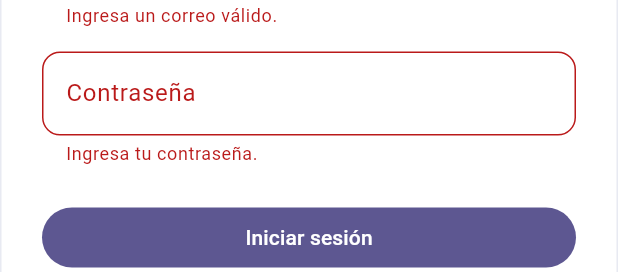
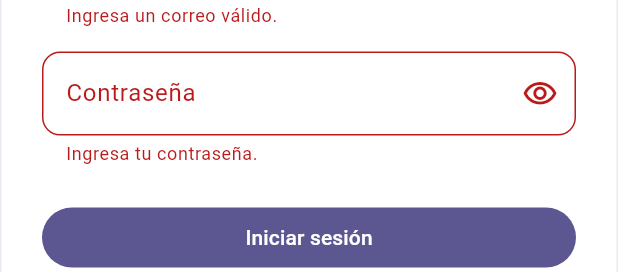
Before and after one commit to GuzmanAlv/Plataforma-Concilio-JNI, a Flutter app: the _LoginForm widget shown alone on an empty page, opened directly, after a tap on "Iniciar sesión", on a phone screen of 412 x 824 dp. Shown: the part 337-609 px from the top of the screen. Run offline on Flutter 3.47's test engine with Material 3 defaults, Android fonts, the phone set to English and light mode, and no system bars; our stand-ins replace fl_chart, flutter_riverpod, go_router, image_picker, supabase_flutter; accounts and stored records are empty.

Commit message:
feat: toggle password visibility on login

```diff
--- a/lib/features/auth/presentation/access_gate.dart
+++ b/lib/features/auth/presentation/access_gate.dart
@@ -45,6 +45,7 @@ class _LoginFormState extends ConsumerState<_LoginForm> {
   final _email = TextEditingController();
   final _password = TextEditingController();
   bool _busy = false;
+  bool _showPassword = false;
   String? _error;
 
   @override
@@ -125,9 +126,21 @@ class _LoginFormState extends ConsumerState<_LoginForm> {
                 const SizedBox(height: 16),
                 TextFormField(
                   controller: _password,
-                  obscureText: true,
+                  obscureText: !_showPassword,
                   autofillHints: const [AutofillHints.password],
-                  decoration: const InputDecoration(labelText: 'Contraseña'),
+                  decoration: InputDecoration(
+                    labelText: 'Contraseña',
+                    suffixIcon: IconButton(
+                      tooltip: _showPassword
+                          ? 'Ocultar contraseña'
+                          : 'Mostrar contraseña',
+                      isSelected: _showPassword,
+                      onPressed: () =>
+                          setState(() => _showPassword = !_showPassword),
+                      icon: const Icon(Icons.visibility_outlined),
+                      selectedIcon: const Icon(Icons.visibility_off_outlined),
+                    ),
+                  ),
                   validator: (value) => value == null || value.isEmpty
                       ? 'Ingresa tu contraseña.'
                       : null,
```
